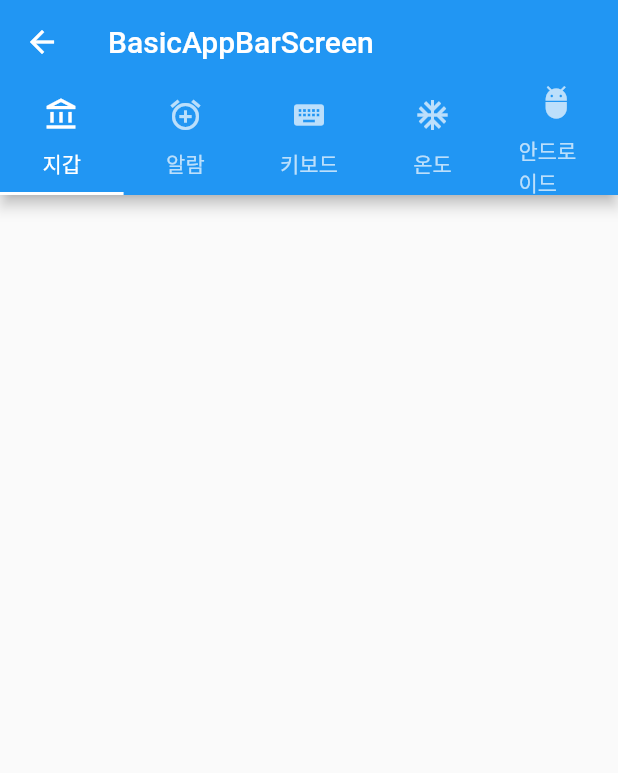
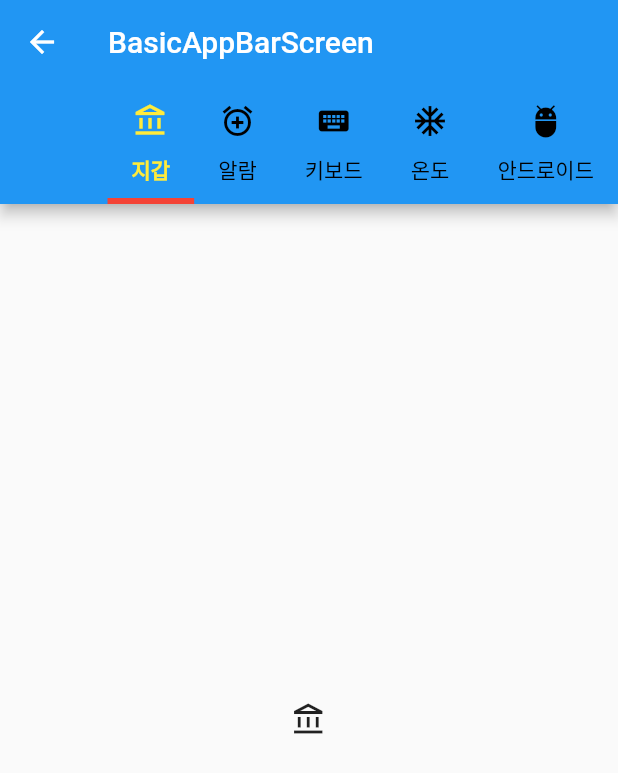
Before and after one commit to devvace/flutter-edu-tabbar-theory, a Flutter app: the BasicAppbarTabbarScreen screen opened directly, on a phone screen of 412 x 824 dp. Shown: the top 773 px of the screen. Run offline on Flutter 3.47's test engine with Material 2 defaults, Android fonts, the phone set to English and light mode, and no system bars.

Commit message:
TabBar Styling

```diff
--- a/lib/screen/basic_appbar_tabbar_screen.dart
+++ b/lib/screen/basic_appbar_tabbar_screen.dart
@@ -11,7 +11,24 @@ class BasicAppbarTabbarScreen extends StatelessWidget {
       child: Scaffold(
         appBar: AppBar(
           title: Text('BasicAppBarScreen'),
-          bottom: TabBar(
+          bottom: PreferredSize(
+            preferredSize: Size.fromHeight(80), // Appbar의 높이를 설정할 수 있
+            child: Row( // PreferredSize가 Widget에 속하기 때문에 Row를 안에 넣어줄 수 있다.
+              mainAxisAlignment: MainAxisAlignment.end, // UI를 조금 더 자유롭게 설정해줄 수 있다.
+              children: [
+                TabBar(
+                  indicatorColor: Colors.red, // 탭 하단 색 변경
+                  indicatorWeight: 4.0, // 탭 하단 굵기 설정
+                  indicatorSize: TabBarIndicatorSize.tab, // 탭 하단 길이 설정, tab(default), label(탭 글자 크기만큼)을 넣을 수 있음,
+                  isScrollable: true, // 탭이 스크롤이 가능하도록 함
+                  labelColor: Colors.yellow, // 라벨 색 변경(글자색도 변경)
+                  unselectedLabelColor: Colors.black, // 선택되지 않은 라벨 색 변경
+                  labelStyle: TextStyle( // 폰트 굵기 변경
+                    fontWeight: FontWeight.w700,
+                  ),
+                  unselectedLabelStyle: TextStyle( // 선택되지 않은 아이템의 폰트 굵기 변경
+                    fontWeight: FontWeight.w100,
+                  ),
                   tabs: TABS
                       .map(
                         (e) => Tab(
@@ -21,9 +38,19 @@ class BasicAppbarTabbarScreen extends StatelessWidget {
                   )
                       .toList(),
                 ),
+              ],
+            )
+          )
         ),
-        body: Column(
-          children: [],
+        body: TabBarView(
+          //physics: NeverScrollableScrollPhysics(), // 좌, 우 화면 스크롤을 통해 넘기기 비활성화
+          children: TABS
+              .map(
+                (e) => Center(
+                  child: Icon(e.icon),
+                ),
+              )
+              .toList(),
         ),
       ),
     );
```
Lines whose indentation alone changed are shown as unchanged.
